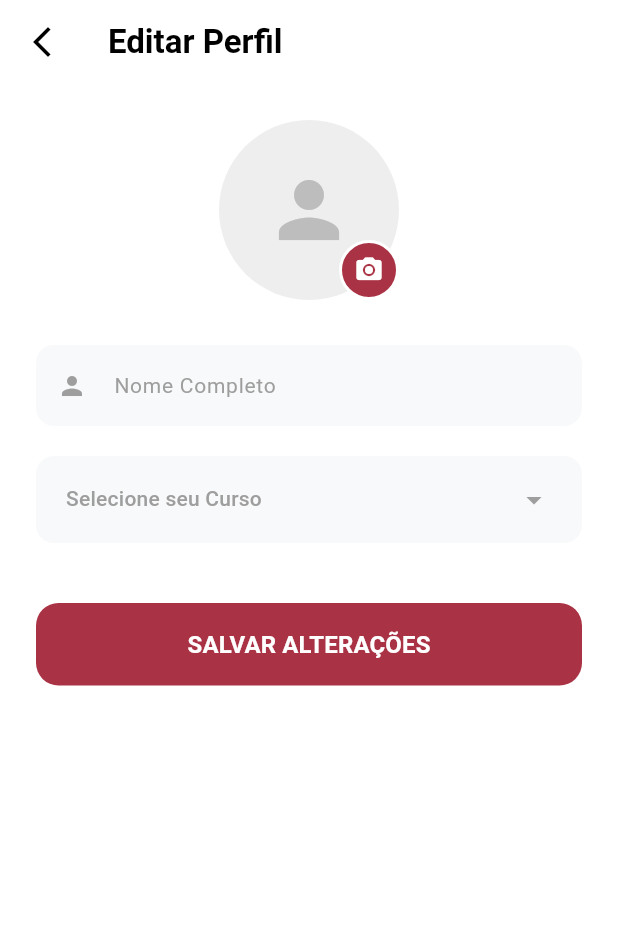
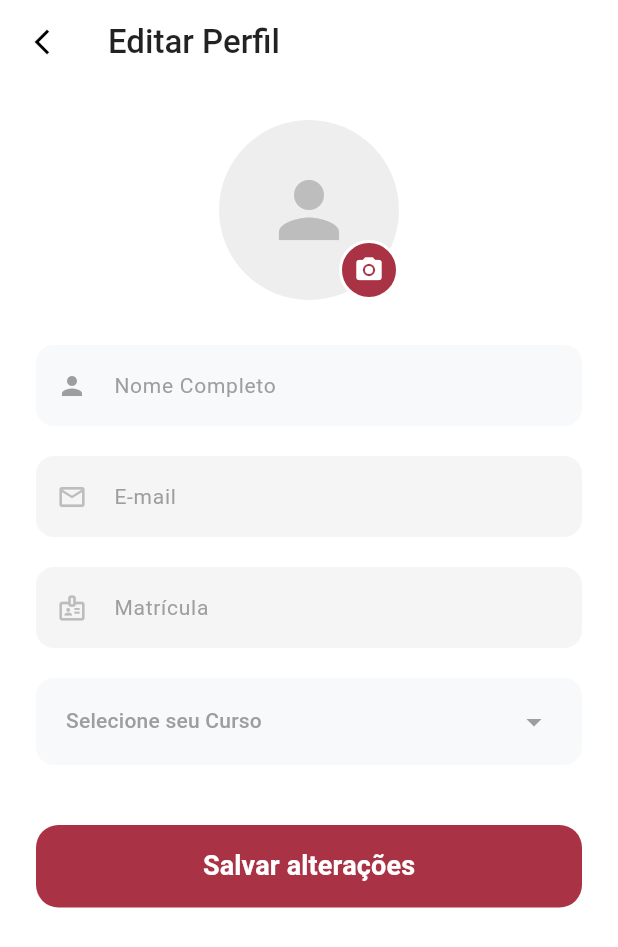
Before and after one commit to victoriacarvalho/secomp_app, a Flutter app: the EditProfileScreen screen opened directly with empty values, on a phone screen of 412 x 824 dp. Shown: the top 947 px of the screen. Run offline on Flutter 3.47's test engine with Material 3 defaults, Android fonts, the light colour scheme and no system bars; our stand-ins replace cloud_firestore, firebase_auth, firebase_core, image_picker; accounts and stored records are empty; Roboto replaces fonts that are missing (Times New Roman).

Commit message:
refactor EditProfileScreen: fix scroll stretch and improve field styling

```diff
--- a/lib/screens/edit_profile_screen.dart
+++ b/lib/screens/edit_profile_screen.dart
@@ -17,26 +17,50 @@ class _EditProfileScreenState extends State<EditProfileScreen> {
   final AutenticacaoServico _authService = AutenticacaoServico();
 
   late TextEditingController _nomeController;
+  late TextEditingController _emailController;
+  late TextEditingController _matriculaController;
+
   String? _cursoSelecionado;
   late List<String> _listaCursos;
 
-  File? _imageFile; // Arquivo local (nova foto)
-  String? _fotoUrlAtual; // URL antiga (foto atual)
+  File? _imageFile;
+  String? _fotoUrlAtual;
 
   bool _isLoading = false;
+  bool _isOrganizador = false;
+
   final Color primaryColor = const Color(0xFFA93244);
 
   @override
   void initState() {
     super.initState();
+    // Inicialização dos controllers com dados existentes
     _nomeController = TextEditingController(text: widget.dadosAtuais['nome']);
+    _emailController = TextEditingController(text: widget.dadosAtuais['email'] ?? '');
+    _matriculaController = TextEditingController(text: widget.dadosAtuais['matricula'] ?? '');
+
     _cursoSelecionado = widget.dadosAtuais['curso'];
     _fotoUrlAtual = widget.dadosAtuais['fotoUrl'];
 
-    // Carrega cursos
-    _listaCursos = _authService.getListaCursos();
+    // Lógica para definir papel do usuário
+    String email = widget.dadosAtuais['email'] ?? "";
+    String role = widget.dadosAtuais['role'] ?? "";
 
-    // Validação do curso atual na lista
+    if (role == 'admin' || email.endsWith('@ufop.edu.br')) {
+      _isOrganizador = true;
+    }
+
+    _listaCursos = [
+      'Sistemas de Informação',
+      'Engenharia de Computação',
+      'Engenharia Elétrica',
+      'Engenharia de Produção',
+      'Administração',
+      'Outro'
+    ];
+
+    // Adiciona curso atual à lista se for externo à lista padrão
+    if (!_isOrganizador) {
       if (_cursoSelecionado != null && !_listaCursos.contains(_cursoSelecionado)) {
         if (_cursoSelecionado != "Não informado" && _cursoSelecionado!.isNotEmpty) {
           _listaCursos.add(_cursoSelecionado!);
@@ -45,8 +69,16 @@ class _EditProfileScreenState extends State<EditProfileScreen> {
         }
       }
     }
+  }
 
-  // Selecionar imagem da galeria
+  @override
+  void dispose() {
+    _nomeController.dispose();
+    _emailController.dispose();
+    _matriculaController.dispose();
+    super.dispose();
+  }
+
   Future<void> _pickImage() async {
     final picker = ImagePicker();
     final pickedFile = await picker.pickImage(source: ImageSource.gallery);
@@ -57,47 +89,46 @@ class _EditProfileScreenState extends State<EditProfileScreen> {
     }
   }
 
-  // --- FUNÇÃO SALVAR ATUALIZADA ---
   void _salvar() async {
     if (!_formKey.currentState!.validate()) return;
 
     setState(() => _isLoading = true);
-
-    String? urlFinalParaSalvar = _fotoUrlAtual; // Começa com a url antiga
+    String? urlFinalParaSalvar = _fotoUrlAtual;
 
     try {
-      // 1. SE O USUÁRIO SELECIONOU UMA NOVA FOTO, FAZ UPLOAD
+      // Upload de nova imagem se houver alteração
       if (_imageFile != null) {
-        // Envia para o ImgBB e espera o link
         String urlNova = await _authService.uploadImagemImgBB(_imageFile!);
-
         if (urlNova.isNotEmpty) {
-          urlFinalParaSalvar = urlNova; // Atualiza para o novo link
+          urlFinalParaSalvar = urlNova;
         } else {
-          if (mounted) ScaffoldMessenger.of(context).showSnackBar(const SnackBar(content: Text("Erro ao subir imagem. Tente novamente.")));
+          if (mounted) ScaffoldMessenger.of(context).showSnackBar(const SnackBar(content: Text("Erro ao subir imagem.")));
           setState(() => _isLoading = false);
           return;
         }
       }
 
-      // 2. ATUALIZA OS DADOS NO FIRESTORE COM O LINK DA FOTO
+      String? cursoParaEnviar;
+      if (!_isOrganizador) {
+        cursoParaEnviar = _cursoSelecionado ?? "Não informado";
+      }
+
+      // Atualiza apenas campos permitidos (nome, curso, foto)
       String? erro = await _authService.atualizarPerfilUsuario(
         nome: _nomeController.text.trim(),
-        curso: _cursoSelecionado ?? "Não informado",
-        fotoUrl: urlFinalParaSalvar, // Salva o link no banco
+        curso: cursoParaEnviar,
+        fotoUrl: urlFinalParaSalvar,
       );
 
       setState(() => _isLoading = false);
 
       if (erro == null) {
         if (mounted) {
-          ScaffoldMessenger.of(context).showSnackBar(const SnackBar(content: Text("Perfil atualizado com sucesso!")));
-          Navigator.pop(context, true); // Volta para o Perfil e avisa que mudou
+          ScaffoldMessenger.of(context).showSnackBar(const SnackBar(content: Text("Perfil atualizado!"), backgroundColor: Colors.green));
+          Navigator.pop(context, true);
         }
       } else {
-        if (mounted) {
-          ScaffoldMessenger.of(context).showSnackBar(SnackBar(content: Text(erro)));
-        }
+        if (mounted) ScaffoldMessenger.of(context).showSnackBar(SnackBar(content: Text(erro)));
       }
     } catch (e) {
       setState(() => _isLoading = false);
@@ -107,36 +138,35 @@ class _EditProfileScreenState extends State<EditProfileScreen> {
 
   @override
   Widget build(BuildContext context) {
-    // Lógica de visualização da imagem (Preview)
     ImageProvider? imageProvider;
-
     if (_imageFile != null) {
-      // Prioridade 1: Imagem nova selecionada no celular
       imageProvider = FileImage(_imageFile!);
     } else if (_fotoUrlAtual != null && _fotoUrlAtual!.isNotEmpty) {
-      // Prioridade 2: Imagem salva no banco (URL)
       imageProvider = NetworkImage(_fotoUrlAtual!);
     }
-    // Prioridade 3: Se for null, exibe ícone padrão no child do CircleAvatar
 
     return Scaffold(
       backgroundColor: Colors.white,
       appBar: AppBar(
-        title: const Text("Editar Perfil", style: TextStyle(color: Colors.black, fontWeight: FontWeight.bold)),
+        title: const Text("Editar Perfil", style: TextStyle(fontFamily: 'Times New Roman', color: Colors.black87, fontWeight: FontWeight.w500)),
         backgroundColor: Colors.transparent,
         elevation: 0,
         leading: IconButton(
-          icon: const Icon(Icons.arrow_back_ios_new, color: Colors.black),
+          icon: const Icon(Icons.arrow_back_ios_new, color: Colors.black, size: 20),
           onPressed: () => Navigator.pop(context),
         ),
       ),
-      body: SingleChildScrollView(
+      // --- CORREÇÃO: ScrollConfiguration para evitar esticamento visual ---
+      body: ScrollConfiguration(
+        behavior: ScrollConfiguration.of(context).copyWith(overscroll: false),
+        child: SingleChildScrollView(
+          physics: const ClampingScrollPhysics(),
           padding: const EdgeInsets.all(24),
           child: Form(
             key: _formKey,
             child: Column(
               children: [
-              // FOTO
+                // Seletor de Foto
                 Center(
                   child: Stack(
                     children: [
@@ -149,8 +179,7 @@ class _EditProfileScreenState extends State<EditProfileScreen> {
                             : null,
                       ),
                       Positioned(
-                      bottom: 0,
-                      right: 0,
+                        bottom: 0, right: 0,
                         child: GestureDetector(
                           onTap: _pickImage,
                           child: Container(
@@ -169,11 +198,34 @@ class _EditProfileScreenState extends State<EditProfileScreen> {
                 ),
                 const SizedBox(height: 30),
 
-              // CAMPO NOME
-              _buildTextField(_nomeController, "Nome Completo", Icons.person),
+                _buildTextField(
+                  controller: _nomeController,
+                  hint: "Nome Completo",
+                  icon: Icons.person,
+                  enabled: true
+                ),
                 const SizedBox(height: 20),
 
-              // DROPDOWN CURSO
+                // E-mail bloqueado para edição
+                _buildTextField(
+                  controller: _emailController,
+                  hint: "E-mail",
+                  icon: Icons.email_outlined,
+                  enabled: false
+                ),
+                const SizedBox(height: 20),
+
+                if (!_isOrganizador) ...[
+                  // Matrícula bloqueada para edição
+                  _buildTextField(
+                    controller: _matriculaController,
+                    hint: "Matrícula",
+                    icon: Icons.badge_outlined,
+                    enabled: false
+                  ),
+                  const SizedBox(height: 20),
+
+                  // Seletor de Curso
                   Container(
                     padding: const EdgeInsets.symmetric(horizontal: 20, vertical: 5),
                     decoration: BoxDecoration(
@@ -193,13 +245,15 @@ class _EditProfileScreenState extends State<EditProfileScreen> {
                           );
                         }).toList(),
                         onChanged: (newValue) => setState(() => _cursoSelecionado = newValue),
+                        validator: (value) => value == null ? "Selecione um curso" : null,
                       ),
                     ),
                   ),
+                  const SizedBox(height: 40),
+                ] else ...[
+                   const SizedBox(height: 20),
+                ],
 
-              const SizedBox(height: 40),
-
-              // BOTÃO SALVAR
                 SizedBox(
                   width: double.infinity,
                   height: 55,
@@ -212,27 +266,36 @@ class _EditProfileScreenState extends State<EditProfileScreen> {
                     ),
                     child: _isLoading
                         ? const CircularProgressIndicator(color: Colors.white)
-                      : const Text("SALVAR ALTERAÇÕES", style: TextStyle(color: Colors.white, fontSize: 16, fontWeight: FontWeight.bold)),
+                        : const Text("Salvar alterações", style: TextStyle(color: Colors.white, fontSize: 18, fontWeight: FontWeight.bold)),
                   ),
                 ),
               ],
             ),
           ),
         ),
+      ),
     );
   }
 
-  Widget _buildTextField(TextEditingController controller, String hint, IconData icon) {
+  Widget _buildTextField({
+    required TextEditingController controller,
+    required String hint,
+    required IconData icon,
+    bool enabled = true
+  }) {
     return Container(
       decoration: BoxDecoration(
-        color: const Color(0xFFF8F9FA),
+        color: enabled ? const Color(0xFFF8F9FA) : Colors.grey[100],
         borderRadius: BorderRadius.circular(12),
       ),
       child: TextFormField(
         controller: controller,
+        enabled: enabled,
+        readOnly: !enabled,
         validator: (value) => value == null || value.isEmpty ? "Campo obrigatório" : null,
+        style: TextStyle(color: enabled ? Colors.black : Colors.grey[600]),
         decoration: InputDecoration(
-          prefixIcon: Icon(icon, color: Colors.grey, size: 20),
+          prefixIcon: Icon(icon, color: enabled ? Colors.grey : Colors.grey[400], size: 20),
           hintText: hint,
           hintStyle: const TextStyle(color: Colors.grey, fontSize: 14),
           border: InputBorder.none,
```
Lines whose indentation alone changed are shown as unchanged.
